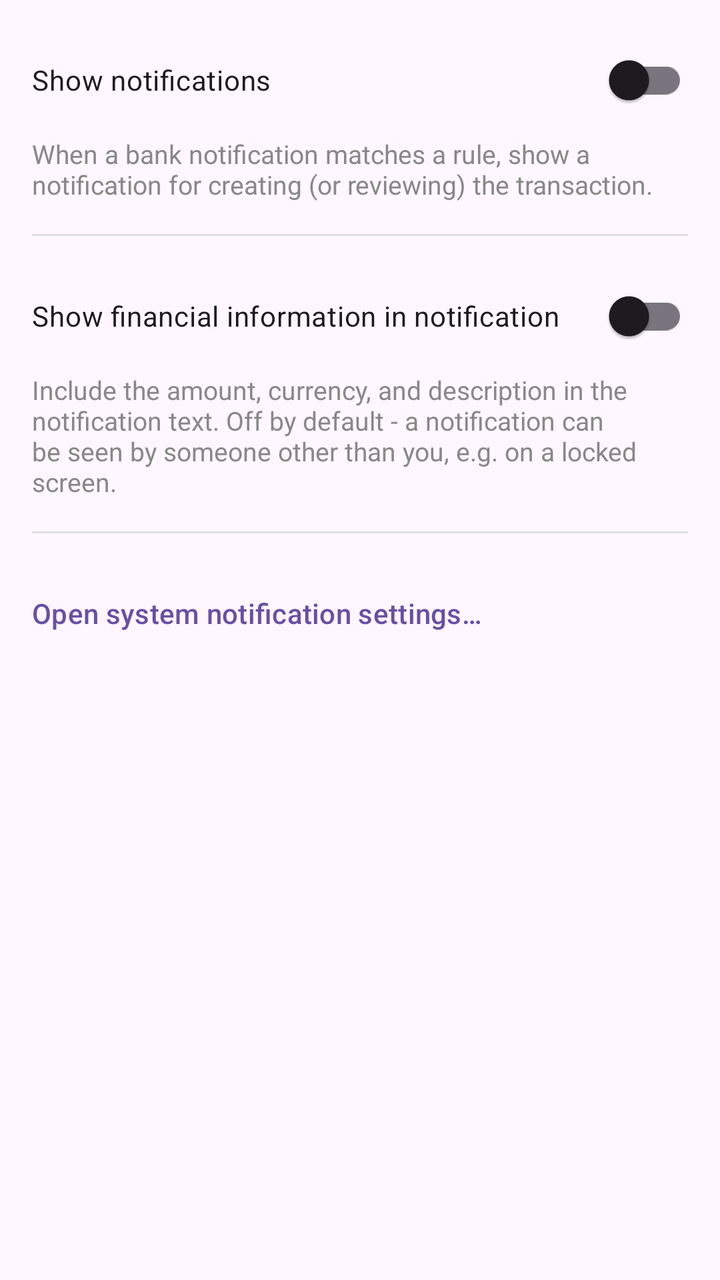
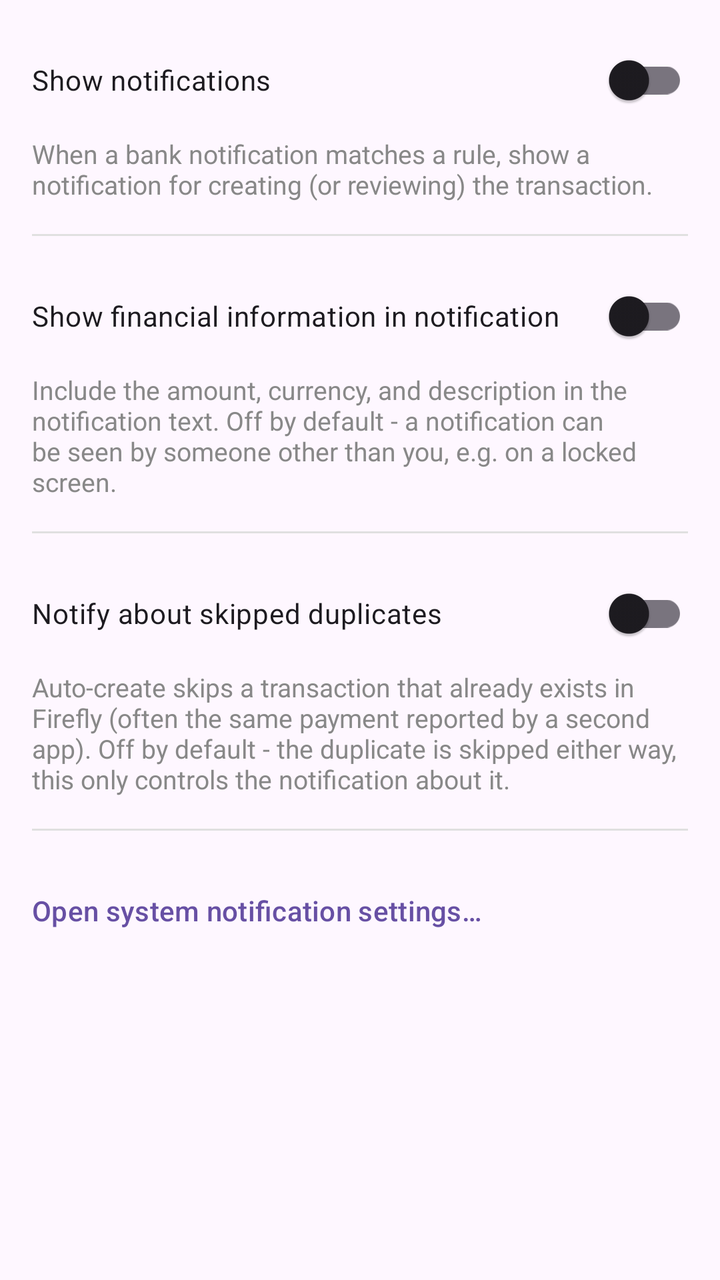

Two renders of the same Android screen: before a commit and after it. Below are the layout's source before the change and the commit's diff.
<!-- AndroidManifest.xml: application theme Theme.FfNotifyImporter -->
<!-- res/layout/fragment_notification_settings.xml -->
<?xml version="1.0" encoding="utf-8"?>
<ScrollView xmlns:android="http://schemas.android.com/apk/res/android"
    android:layout_width="match_parent"
    android:layout_height="match_parent">

    <LinearLayout
        android:layout_width="match_parent"
        android:layout_height="wrap_content"
        android:orientation="vertical"
        android:padding="16dp">

        <LinearLayout
            android:id="@+id/permissionCard"
            android:layout_width="match_parent"
            android:layout_height="wrap_content"
            android:layout_marginBottom="16dp"
            android:background="#FFF3E0"
            android:orientation="vertical"
            android:padding="16dp"
            android:visibility="gone">

            <TextView
                android:layout_width="match_parent"
                android:layout_height="wrap_content"
                android:layout_marginBottom="8dp"
                android:text="@string/notifications_permission_card_title"
                android:textColor="#000000"
                android:textSize="16sp"
                android:textStyle="bold" />

            <TextView
                android:id="@+id/permissionCardBody"
                android:layout_width="match_parent"
                android:layout_height="wrap_content"
                android:layout_marginBottom="8dp"
                android:textColor="#333333"
                android:textSize="14sp" />

            <Button
                android:id="@+id/permissionCardButton"
                android:layout_width="wrap_content"
                android:layout_height="wrap_content" />

        </LinearLayout>

        <com.google.android.material.switchmaterial.SwitchMaterial
            android:id="@+id/showNotificationsSwitch"
            android:layout_width="match_parent"
            android:layout_height="wrap_content"
            android:layout_marginBottom="4dp"
            android:text="@string/notifications_show_switch" />

        <TextView
            android:layout_width="match_parent"
            android:layout_height="wrap_content"
            android:layout_marginBottom="16dp"
            android:text="@string/notifications_show_switch_hint"
            android:textColor="#888888"
            android:textSize="13sp" />

        <View
            android:layout_width="match_parent"
            android:layout_height="1dp"
            android:layout_marginBottom="16dp"
            android:background="#E0E0E0" />

        <com.google.android.material.switchmaterial.SwitchMaterial
            android:id="@+id/showFinancialInfoSwitch"
            android:layout_width="match_parent"
            android:layout_height="wrap_content"
            android:layout_marginBottom="4dp"
            android:text="@string/notifications_show_financial_switch" />

        <TextView
            android:layout_width="match_parent"
            android:layout_height="wrap_content"
            android:layout_marginBottom="16dp"
            android:text="@string/notifications_show_financial_switch_hint"
            android:textColor="#888888"
            android:textSize="13sp" />

        <View
            android:layout_width="match_parent"
            android:layout_height="1dp"
            android:layout_marginBottom="16dp"
            android:background="#E0E0E0" />

        <Button
            android:id="@+id/openSystemSettingsButton"
            style="?attr/borderlessButtonStyle"
            android:layout_width="wrap_content"
            android:layout_height="wrap_content"
            android:minWidth="0dp"
            android:paddingStart="0dp"
            android:text="@string/notifications_open_system_settings_button" />

    </LinearLayout>

</ScrollView>
<!-- resources referenced by this layout -->
<resources>
  <string name="notifications_open_system_settings_button">Open system notification settings…</string>
  <string name="notifications_permission_card_title">Notifications are off</string>
  <string name="notifications_show_financial_switch">Show financial information in notification</string>
  <string name="notifications_show_financial_switch_hint">Include the amount, currency, and description in the notification text. Off by default - a notification can be seen by someone other than you, e.g. on a locked screen.</string>
  <string name="notifications_show_switch">Show notifications</string>
  <string name="notifications_show_switch_hint">When a bank notification matches a rule, show a notification for creating (or reviewing) the transaction.</string>
  <style name="Theme.FfNotifyImporter" parent="Theme.Material3.DayNight.NoActionBar" />
</resources>

<!-- the commit's change to res/layout/fragment_notification_settings.xml (unified diff, before → after) -->
@@ -85,6 +85,27 @@
             android:layout_marginBottom="16dp"
             android:background="#E0E0E0" />
 
+        <com.google.android.material.switchmaterial.SwitchMaterial
+            android:id="@+id/notifySkippedDuplicatesSwitch"
+            android:layout_width="match_parent"
+            android:layout_height="wrap_content"
+            android:layout_marginBottom="4dp"
+            android:text="@string/notifications_skipped_duplicates_switch" />
+
+        <TextView
+            android:layout_width="match_parent"
+            android:layout_height="wrap_content"
+            android:layout_marginBottom="16dp"
+            android:text="@string/notifications_skipped_duplicates_switch_hint"
+            android:textColor="#888888"
+            android:textSize="13sp" />
+
+        <View
+            android:layout_width="match_parent"
+            android:layout_height="1dp"
+            android:layout_marginBottom="16dp"
+            android:background="#E0E0E0" />
+
         <Button
             android:id="@+id/openSystemSettingsButton"
             style="?attr/borderlessButtonStyle"
<!-- resource entries referenced after the edit -->
@@ -6,6 +6,8 @@
   <string name="notifications_show_financial_switch_hint">Include the amount, currency, and description in the notification text. Off by default - a notification can be seen by someone other than you, e.g. on a locked screen.</string>
   <string name="notifications_show_switch">Show notifications</string>
   <string name="notifications_show_switch_hint">When a bank notification matches a rule, show a notification for creating (or reviewing) the transaction.</string>
+  <string name="notifications_skipped_duplicates_switch">Notify about skipped duplicates</string>
+  <string name="notifications_skipped_duplicates_switch_hint">Auto-create skips a transaction that already exists in Firefly (often the same payment reported by a second app). Off by default - the duplicate is skipped either way, this only controls the notification about it.</string>
   <style name="Theme.FfNotifyImporter" parent="Theme.Material3.DayNight.NoActionBar" />
 </resources>
 
